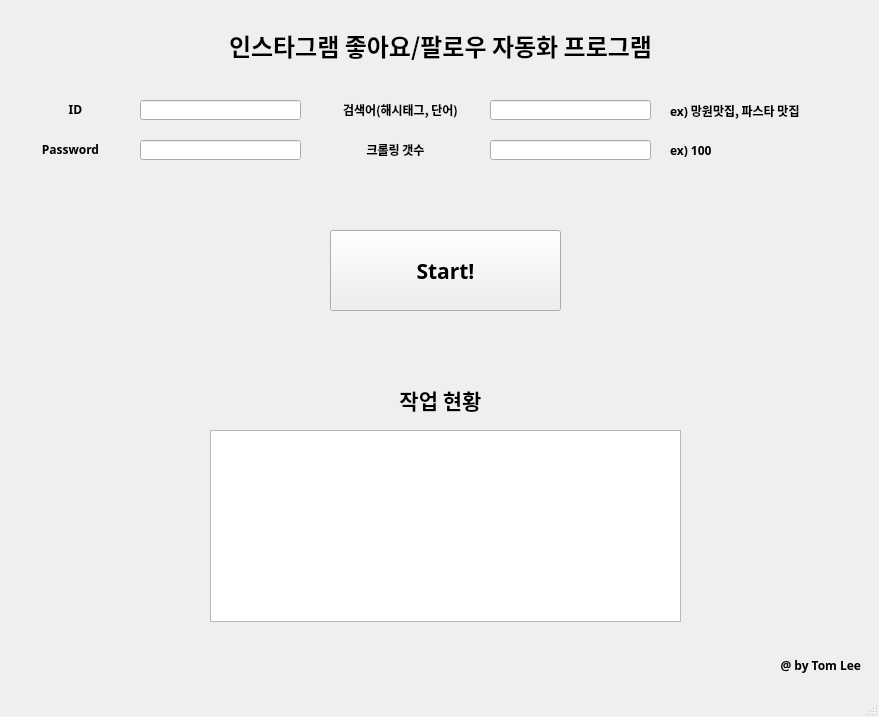
Old version of the form InstagramCroller_standard/main_window.ui in the repository TomLee9903/TomLee9903.
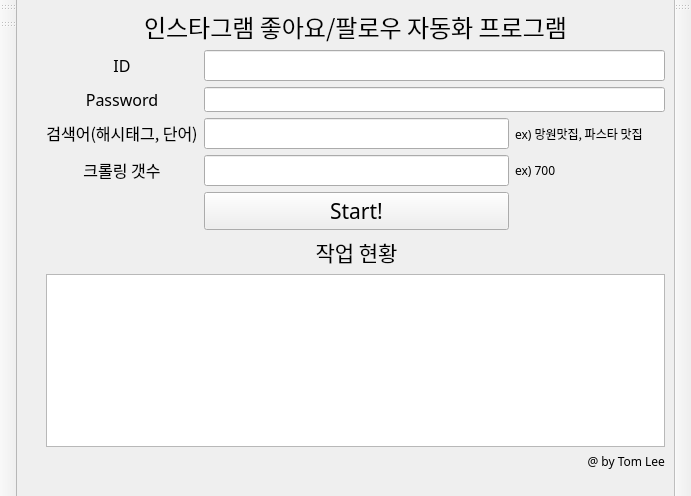
New version of the form. Icons and pictures are not drawn.

Commit message: [Standard] InstagramCrawller standard 초기본 완성

Diff of the .ui file:
```diff
--- a/InstagramCroller_standard/main_window.ui
+++ b/InstagramCroller_standard/main_window.ui
@@ -6,8 +6,8 @@
    <rect>
     <x>0</x>
     <y>0</y>
-    <width>879</width>
-    <height>717</height>
+    <width>691</width>
+    <height>496</height>
    </rect>
   </property>
   <property name="font">
@@ -25,327 +25,313 @@
     <normalon>instagram_img.png</normalon>instagram_img.png</iconset>
   </property>
   <widget class="QWidget" name="centralwidget">
-   <widget class="QLabel" name="id_label">
-    <property name="geometry">
-     <rect>
-      <x>40</x>
-      <y>100</y>
-      <width>71</width>
-      <height>20</height>
-     </rect>
-    </property>
-    <property name="font">
-     <font>
-      <family>Y이드스트릿체 B</family>
-      <pointsize>9</pointsize>
-      <weight>75</weight>
-      <bold>true</bold>
-     </font>
-    </property>
-    <property name="text">
-     <string>&lt;html&gt;&lt;head/&gt;&lt;body&gt;&lt;p align=&quot;center&quot;&gt;ID&lt;/p&gt;&lt;/body&gt;&lt;/html&gt;</string>
-    </property>
-   </widget>
-   <widget class="QLineEdit" name="input_id">
-    <property name="geometry">
-     <rect>
-      <x>140</x>
-      <y>100</y>
-      <width>161</width>
-      <height>20</height>
-     </rect>
-    </property>
-    <property name="font">
-     <font>
-      <family>Y이드스트릿체 B</family>
-      <pointsize>9</pointsize>
-      <weight>75</weight>
-      <bold>true</bold>
-     </font>
-    </property>
-   </widget>
-   <widget class="QLineEdit" name="input_pw">
-    <property name="geometry">
-     <rect>
-      <x>140</x>
-      <y>140</y>
-      <width>161</width>
-      <height>20</height>
-     </rect>
-    </property>
-    <property name="font">
-     <font>
-      <family>Y이드스트릿체 B</family>
-      <pointsize>9</pointsize>
-      <weight>75</weight>
-      <bold>true</bold>
-     </font>
-    </property>
-    <property name="focusPolicy">
-     <enum>Qt::StrongFocus</enum>
-    </property>
-    <property name="echoMode">
-     <enum>QLineEdit::Password</enum>
-    </property>
-   </widget>
+   <layout class="QGridLayout" name="gridLayout_3">
+    <item row="0" column="0">
+     <layout class="QGridLayout" name="gridLayout_2">
+      <item row="0" column="0">
+       <spacer name="verticalSpacer">
+        <property name="orientation">
+         <enum>Qt::Vertical</enum>
+        </property>
+        <property name="sizeHint" stdset="0">
+         <size>
+          <width>20</width>
+          <height>40</height>
+         </size>
+        </property>
+       </spacer>
+      </item>
+      <item row="1" column="1">
+       <spacer name="horizontalSpacer">
+        <property name="orientation">
+         <enum>Qt::Horizontal</enum>
+        </property>
+        <property name="sizeHint" stdset="0">
+         <size>
+          <width>498</width>
+          <height>17</height>
+         </size>
+        </property>
+       </spacer>
+      </item>
+      <item row="0" column="1">
+       <layout class="QGridLayout" name="gridLayout">
+        <item row="2" column="0">
    <widget class="QLabel" name="pw_label">
-    <property name="geometry">
-     <rect>
-      <x>10</x>
-      <y>140</y>
-      <width>121</width>
-      <height>20</height>
-     </rect>
-    </property>
     <property name="font">
      <font>
-      <family>Y이드스트릿체 B</family>
-      <pointsize>9</pointsize>
-      <weight>75</weight>
-      <bold>true</bold>
+            <family>휴먼옛체</family>
+            <pointsize>12</pointsize>
+            <weight>50</weight>
+            <bold>false</bold>
      </font>
     </property>
     <property name="text">
      <string>&lt;html&gt;&lt;head/&gt;&lt;body&gt;&lt;p align=&quot;center&quot;&gt;Password&lt;/p&gt;&lt;/body&gt;&lt;/html&gt;</string>
     </property>
    </widget>
+        </item>
+        <item row="4" column="0">
    <widget class="QLabel" name="cycle_label">
-    <property name="geometry">
-     <rect>
-      <x>330</x>
-      <y>140</y>
-      <width>131</width>
-      <height>20</height>
-     </rect>
-    </property>
     <property name="font">
      <font>
-      <family>Y이드스트릿체 B</family>
-      <pointsize>9</pointsize>
-      <weight>75</weight>
-      <bold>true</bold>
+            <family>휴먼옛체</family>
+            <pointsize>12</pointsize>
+            <weight>50</weight>
+            <bold>false</bold>
      </font>
     </property>
     <property name="text">
      <string>&lt;html&gt;&lt;head/&gt;&lt;body&gt;&lt;p align=&quot;center&quot;&gt;크롤링 갯수&lt;/p&gt;&lt;/body&gt;&lt;/html&gt;</string>
     </property>
    </widget>
-   <widget class="QLabel" name="search_label">
-    <property name="geometry">
-     <rect>
-      <x>320</x>
-      <y>100</y>
-      <width>161</width>
-      <height>20</height>
-     </rect>
-    </property>
+        </item>
+        <item row="9" column="0" colspan="4">
+         <widget class="QTextBrowser" name="textBrowser">
     <property name="font">
      <font>
-      <family>Y이드스트릿체 B</family>
-      <pointsize>9</pointsize>
-      <weight>75</weight>
-      <bold>true</bold>
-     </font>
-    </property>
-    <property name="text">
-     <string>&lt;html&gt;&lt;head/&gt;&lt;body&gt;&lt;p align=&quot;center&quot;&gt;검색어(해시태그, 단어)&lt;/p&gt;&lt;/body&gt;&lt;/html&gt;</string>
-    </property>
-   </widget>
-   <widget class="QLineEdit" name="input_search">
-    <property name="geometry">
-     <rect>
-      <x>490</x>
-      <y>100</y>
-      <width>161</width>
-      <height>20</height>
-     </rect>
-    </property>
-    <property name="font">
-     <font>
-      <family>Y이드스트릿체 B</family>
-      <pointsize>9</pointsize>
-      <weight>75</weight>
-      <bold>true</bold>
-     </font>
-    </property>
-    <property name="focusPolicy">
-     <enum>Qt::StrongFocus</enum>
-    </property>
-    <property name="echoMode">
-     <enum>QLineEdit::Normal</enum>
-    </property>
-   </widget>
+            <family>휴먼옛체</family>
+            <pointsize>12</pointsize>
+            <weight>50</weight>
+            <bold>false</bold>
+           </font>
+          </property>
+         </widget>
+        </item>
+        <item row="3" column="3">
    <widget class="QLabel" name="label">
-    <property name="geometry">
-     <rect>
-      <x>670</x>
-      <y>100</y>
-      <width>221</width>
-      <height>21</height>
-     </rect>
-    </property>
     <property name="font">
      <font>
-      <family>Y이드스트릿체 B</family>
+            <family>휴먼옛체</family>
       <pointsize>9</pointsize>
-      <weight>75</weight>
-      <bold>true</bold>
+            <weight>50</weight>
+            <bold>false</bold>
      </font>
     </property>
     <property name="text">
      <string>ex) 망원맛집, 파스타 맛집</string>
     </property>
    </widget>
+        </item>
+        <item row="12" column="3">
+         <widget class="QLabel" name="label_5">
+          <property name="font">
+           <font>
+            <family>휴먼옛체</family>
+            <pointsize>9</pointsize>
+            <weight>50</weight>
+            <bold>false</bold>
+           </font>
+          </property>
+          <property name="text">
+           <string>&lt;html&gt;&lt;head/&gt;&lt;body&gt;&lt;p align=&quot;right&quot;&gt;@ by Tom Lee&lt;/p&gt;&lt;/body&gt;&lt;/html&gt;</string>
+          </property>
+         </widget>
+        </item>
+        <item row="1" column="1" colspan="3">
+         <widget class="QLineEdit" name="input_id">
+          <property name="font">
+           <font>
+            <family>휴먼옛체</family>
+            <pointsize>12</pointsize>
+            <weight>50</weight>
+            <bold>false</bold>
+           </font>
+          </property>
+         </widget>
+        </item>
+        <item row="3" column="1" colspan="2">
+         <widget class="QLineEdit" name="input_search">
+          <property name="font">
+           <font>
+            <family>휴먼옛체</family>
+            <pointsize>12</pointsize>
+            <weight>50</weight>
+            <bold>false</bold>
+           </font>
+          </property>
+          <property name="focusPolicy">
+           <enum>Qt::StrongFocus</enum>
+          </property>
+          <property name="echoMode">
+           <enum>QLineEdit::Normal</enum>
+          </property>
+         </widget>
+        </item>
+        <item row="4" column="3">
+         <widget class="QLabel" name="label_3">
+          <property name="font">
+           <font>
+            <family>휴먼옛체</family>
+            <pointsize>9</pointsize>
+            <weight>50</weight>
+            <bold>false</bold>
+           </font>
+          </property>
+          <property name="text">
+           <string>&lt;html&gt;&lt;head/&gt;&lt;body&gt;&lt;p&gt;ex) 700&lt;/p&gt;&lt;/body&gt;&lt;/html&gt;</string>
+          </property>
+         </widget>
+        </item>
+        <item row="3" column="0">
+         <widget class="QLabel" name="search_label">
+          <property name="font">
+           <font>
+            <family>휴먼옛체</family>
+            <pointsize>12</pointsize>
+            <weight>50</weight>
+            <bold>false</bold>
+           </font>
+          </property>
+          <property name="text">
+           <string>&lt;html&gt;&lt;head/&gt;&lt;body&gt;&lt;p align=&quot;center&quot;&gt;검색어(해시태그, 단어)&lt;/p&gt;&lt;/body&gt;&lt;/html&gt;</string>
+          </property>
+         </widget>
+        </item>
+        <item row="4" column="1" colspan="2">
+         <widget class="QLineEdit" name="input_cnt">
+          <property name="font">
+           <font>
+            <family>휴먼옛체</family>
+            <pointsize>12</pointsize>
+            <weight>50</weight>
+            <bold>false</bold>
+           </font>
+          </property>
+          <property name="focusPolicy">
+           <enum>Qt::StrongFocus</enum>
+          </property>
+          <property name="echoMode">
+           <enum>QLineEdit::Normal</enum>
+          </property>
+         </widget>
+        </item>
+        <item row="1" column="0">
+         <widget class="QLabel" name="id_label">
+          <property name="font">
+           <font>
+            <family>휴먼옛체</family>
+            <pointsize>12</pointsize>
+            <weight>50</weight>
+            <bold>false</bold>
+           </font>
+          </property>
+          <property name="text">
+           <string>&lt;html&gt;&lt;head/&gt;&lt;body&gt;&lt;p align=&quot;center&quot;&gt;ID&lt;/p&gt;&lt;/body&gt;&lt;/html&gt;</string>
+          </property>
+         </widget>
+        </item>
+        <item row="0" column="0" colspan="4">
    <widget class="QLabel" name="label_2">
-    <property name="geometry">
-     <rect>
-      <x>120</x>
-      <y>20</y>
-      <width>641</width>
-      <height>51</height>
-     </rect>
-    </property>
     <property name="font">
      <font>
-      <family>Y이드스트릿체 B</family>
+            <family>휴먼옛체</family>
       <pointsize>18</pointsize>
-      <weight>75</weight>
-      <bold>true</bold>
+            <weight>50</weight>
+            <bold>false</bold>
      </font>
     </property>
     <property name="text">
      <string>&lt;html&gt;&lt;head/&gt;&lt;body&gt;&lt;p align=&quot;center&quot;&gt;인스타그램 좋아요/팔로우 자동화 프로그램&lt;/p&gt;&lt;/body&gt;&lt;/html&gt;</string>
     </property>
    </widget>
-   <widget class="QLabel" name="label_3">
-    <property name="geometry">
-     <rect>
-      <x>670</x>
-      <y>140</y>
-      <width>71</width>
-      <height>21</height>
-     </rect>
-    </property>
-    <property name="font">
-     <font>
-      <family>Y이드스트릿체 B</family>
-      <pointsize>9</pointsize>
-      <weight>75</weight>
-      <bold>true</bold>
-     </font>
-    </property>
-    <property name="text">
-     <string>&lt;html&gt;&lt;head/&gt;&lt;body&gt;&lt;p&gt;ex) 100&lt;/p&gt;&lt;/body&gt;&lt;/html&gt;</string>
-    </property>
-   </widget>
-   <widget class="QPushButton" name="start_btn">
-    <property name="geometry">
-     <rect>
-      <x>330</x>
-      <y>230</y>
-      <width>231</width>
-      <height>81</height>
-     </rect>
-    </property>
-    <property name="font">
-     <font>
-      <family>Y이드스트릿체 B</family>
-      <pointsize>16</pointsize>
-      <weight>75</weight>
-      <bold>true</bold>
-     </font>
-    </property>
-    <property name="text">
-     <string>Start!</string>
-    </property>
-   </widget>
+        </item>
+        <item row="7" column="1" colspan="2">
    <widget class="QLabel" name="label_4">
-    <property name="geometry">
-     <rect>
-      <x>370</x>
-      <y>380</y>
-      <width>141</width>
-      <height>41</height>
-     </rect>
-    </property>
     <property name="font">
      <font>
-      <family>Y이드스트릿체 B</family>
+            <family>휴먼옛체</family>
       <pointsize>16</pointsize>
-      <weight>75</weight>
-      <bold>true</bold>
+            <weight>50</weight>
+            <bold>false</bold>
      </font>
     </property>
     <property name="text">
      <string>&lt;html&gt;&lt;head/&gt;&lt;body&gt;&lt;p align=&quot;center&quot;&gt;작업 현황&lt;/p&gt;&lt;/body&gt;&lt;/html&gt;</string>
     </property>
    </widget>
-   <widget class="QLabel" name="label_5">
-    <property name="geometry">
-     <rect>
-      <x>700</x>
-      <y>650</y>
-      <width>161</width>
-      <height>31</height>
-     </rect>
-    </property>
+        </item>
+        <item row="2" column="1" colspan="3">
+         <widget class="QLineEdit" name="input_pw">
     <property name="font">
      <font>
-      <family>Y이드스트릿체 B</family>
+            <family>휴먼옛체</family>
       <pointsize>9</pointsize>
-      <weight>75</weight>
-      <bold>true</bold>
-     </font>
-    </property>
-    <property name="text">
-     <string>&lt;html&gt;&lt;head/&gt;&lt;body&gt;&lt;p align=&quot;right&quot;&gt;@ by Tom Lee&lt;/p&gt;&lt;/body&gt;&lt;/html&gt;</string>
-    </property>
-   </widget>
-   <widget class="QTextBrowser" name="textBrowser">
-    <property name="geometry">
-     <rect>
-      <x>210</x>
-      <y>430</y>
-      <width>471</width>
-      <height>192</height>
-     </rect>
-    </property>
-    <property name="font">
-     <font>
-      <family>Y이드스트릿체 B</family>
-      <pointsize>12</pointsize>
-      <weight>75</weight>
-      <bold>true</bold>
-     </font>
-    </property>
-   </widget>
-   <widget class="QLineEdit" name="input_cnt">
-    <property name="geometry">
-     <rect>
-      <x>490</x>
-      <y>140</y>
-      <width>161</width>
-      <height>20</height>
-     </rect>
-    </property>
-    <property name="font">
-     <font>
-      <family>Y이드스트릿체 B</family>
-      <pointsize>9</pointsize>
-      <weight>75</weight>
-      <bold>true</bold>
+            <weight>50</weight>
+            <bold>false</bold>
      </font>
     </property>
     <property name="focusPolicy">
      <enum>Qt::StrongFocus</enum>
     </property>
     <property name="echoMode">
-     <enum>QLineEdit::Normal</enum>
-    </property>
-   </widget>
-  </widget>
-  <widget class="QStatusBar" name="statusbar"/>
- </widget>
+           <enum>QLineEdit::Password</enum>
+          </property>
+         </widget>
+        </item>
+        <item row="6" column="1" colspan="2">
+         <widget class="QPushButton" name="start_btn">
+          <property name="font">
+           <font>
+            <family>휴먼옛체</family>
+            <pointsize>16</pointsize>
+            <weight>50</weight>
+            <bold>false</bold>
+           </font>
+          </property>
+          <property name="text">
+           <string>Start!</string>
+          </property>
+         </widget>
+        </item>
+       </layout>
+      </item>
+     </layout>
+    </item>
+   </layout>
+  </widget>
+  <widget class="QToolBar" name="toolBar">
+   <property name="windowTitle">
+    <string>toolBar</string>
+   </property>
+   <attribute name="toolBarArea">
+    <enum>LeftToolBarArea</enum>
+   </attribute>
+   <attribute name="toolBarBreak">
+    <bool>false</bool>
+   </attribute>
+  </widget>
+  <widget class="QToolBar" name="toolBar_2">
+   <property name="windowTitle">
+    <string>toolBar_2</string>
+   </property>
+   <attribute name="toolBarArea">
+    <enum>RightToolBarArea</enum>
+   </attribute>
+   <attribute name="toolBarBreak">
+    <bool>false</bool>
+   </attribute>
+  </widget>
+  <widget class="QToolBar" name="toolBar_3">
+   <property name="windowTitle">
+    <string>toolBar_3</string>
+   </property>
+   <attribute name="toolBarArea">
+    <enum>LeftToolBarArea</enum>
+   </attribute>
+   <attribute name="toolBarBreak">
+    <bool>false</bool>
+   </attribute>
+  </widget>
+ </widget>
+ <tabstops>
+  <tabstop>input_id</tabstop>
+  <tabstop>input_pw</tabstop>
+  <tabstop>input_search</tabstop>
+  <tabstop>input_cnt</tabstop>
+  <tabstop>start_btn</tabstop>
+  <tabstop>textBrowser</tabstop>
+ </tabstops>
  <resources/>
  <connections/>
 </ui>
```
Lines whose indentation alone changed are shown as unchanged. The commit also changes 1 other file.
